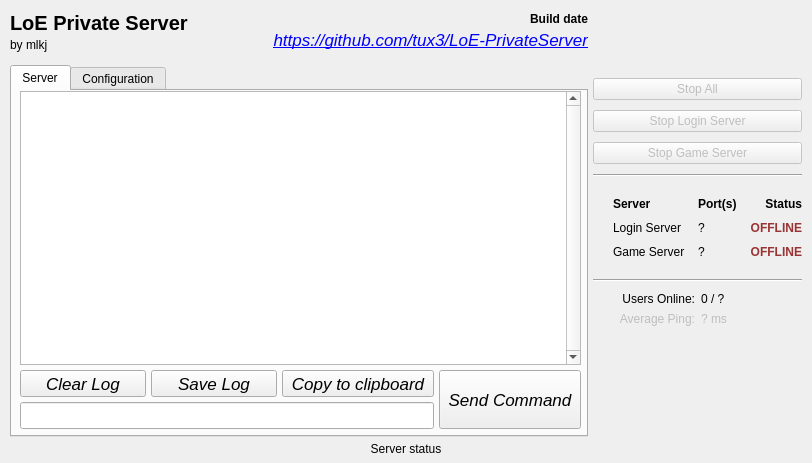
Above: src/app.ui from ravecrocker/LoE-PrivateServer before the change. Below: the same form after it.
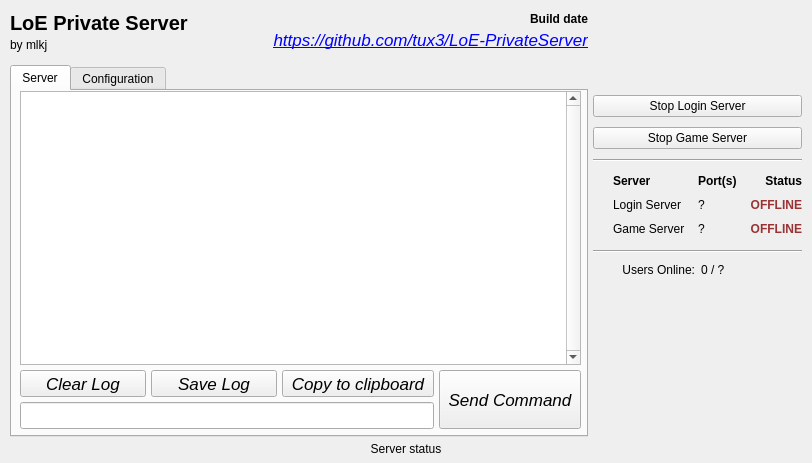
That is the form after the change. Icons and pictures are not drawn.

Commit message: Improved GUI a bit more, attached buttons properly, split out servers

Patch:
```diff
--- a/src/app.ui
+++ b/src/app.ui
@@ -459,6 +459,43 @@
          <property name="spacing">
           <number>10</number>
          </property>
+         <item>
+          <spacer name="verticalSpacer_3">
+           <property name="orientation">
+            <enum>Qt::Vertical</enum>
+           </property>
+           <property name="sizeType">
+            <enum>QSizePolicy::Fixed</enum>
+           </property>
+           <property name="sizeHint" stdset="0">
+            <size>
+             <width>20</width>
+             <height>10</height>
+            </size>
+           </property>
+          </spacer>
+         </item>
+         <item>
+          <widget class="QLabel" name="versionLabel">
+           <property name="font">
+            <font>
+             <family>Arial</family>
+             <pointsize>35</pointsize>
+             <weight>75</weight>
+             <bold>true</bold>
+            </font>
+           </property>
+           <property name="styleSheet">
+            <string notr="true">color: rgb(251, 251, 251);</string>
+           </property>
+           <property name="text">
+            <string/>
+           </property>
+           <property name="alignment">
+            <set>Qt::AlignCenter</set>
+           </property>
+          </widget>
+         </item>
          <item>
           <spacer name="verticalSpacer_2">
            <property name="orientation">
@@ -470,31 +507,15 @@
            <property name="sizeHint" stdset="0">
             <size>
              <width>20</width>
-             <height>67</height>
+             <height>10</height>
             </size>
            </property>
           </spacer>
          </item>
-         <item>
-          <widget class="QPushButton" name="toggleAllButton">
-           <property name="enabled">
-            <bool>false</bool>
-           </property>
-           <property name="sizePolicy">
-            <sizepolicy hsizetype="Minimum" vsizetype="Fixed">
-             <horstretch>0</horstretch>
-             <verstretch>0</verstretch>
-            </sizepolicy>
-           </property>
-           <property name="text">
-            <string>Stop All</string>
-           </property>
-          </widget>
-         </item>
          <item>
           <widget class="QPushButton" name="toggleLoginServerButton">
            <property name="enabled">
-            <bool>false</bool>
+            <bool>true</bool>
            </property>
            <property name="text">
             <string>Stop Login Server</string>
@@ -508,7 +529,7 @@
          <item>
           <widget class="QPushButton" name="toggleGameServerButton">
            <property name="enabled">
-            <bool>false</bool>
+            <bool>true</bool>
            </property>
            <property name="text">
             <string>Stop Game Server</string>
@@ -529,10 +550,10 @@
          <item>
           <layout class="QGridLayout" name="gridLayout_2">
            <property name="topMargin">
-            <number>10</number>
+            <number>2</number>
            </property>
            <property name="bottomMargin">
-            <number>10</number>
+            <number>4</number>
            </property>
            <property name="horizontalSpacing">
             <number>13</number>
@@ -686,29 +707,6 @@
              </property>
             </widget>
            </item>
-           <item row="1" column="0">
-            <widget class="QLabel" name="label_6">
-             <property name="enabled">
-              <bool>false</bool>
-             </property>
-             <property name="text">
-              <string>Average Ping:</string>
-             </property>
-             <property name="alignment">
-              <set>Qt::AlignRight|Qt::AlignTrailing|Qt::AlignVCenter</set>
-             </property>
-            </widget>
-           </item>
-           <item row="1" column="1">
-            <widget class="QLabel" name="label_8">
-             <property name="enabled">
-              <bool>false</bool>
-             </property>
-             <property name="text">
-              <string>? ms</string>
-             </property>
-            </widget>
-           </item>
            <item row="0" column="1">
             <widget class="QLabel" name="userCountLabel">
              <property name="text">
```
Left out of the diff: 26 changed lines with no effect on the pictures. The commit also changes 8 other files.
